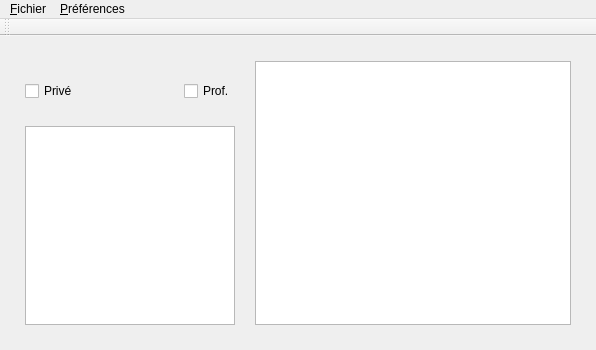
The window that QTContact/mainwindow.ui (BeeJasmine/QTContact) describes before a commit, drawn with Qt 5.
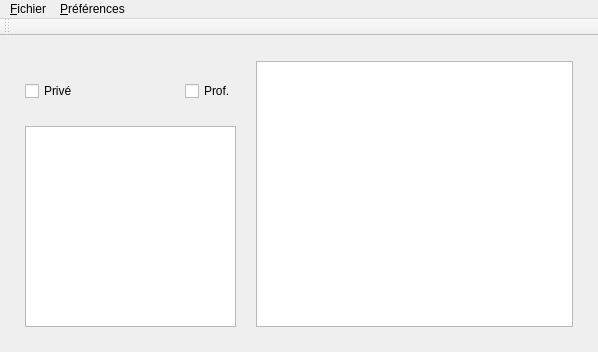
The same window after the commit.

Patch:
```diff
--- a/QTContact/mainwindow.ui
+++ b/QTContact/mainwindow.ui
@@ -6,8 +6,8 @@
    <rect>
     <x>0</x>
     <y>0</y>
-    <width>596</width>
-    <height>350</height>
+    <width>598</width>
+    <height>352</height>
    </rect>
   </property>
   <property name="windowTitle">
@@ -93,8 +93,8 @@
     <rect>
      <x>0</x>
      <y>0</y>
-     <width>596</width>
-     <height>24</height>
+     <width>598</width>
+     <height>22</height>
     </rect>
    </property>
    <widget class="QMenu" name="menuFichier">
```
Left out of the diff: 6 changed lines with no effect on the pictures.
